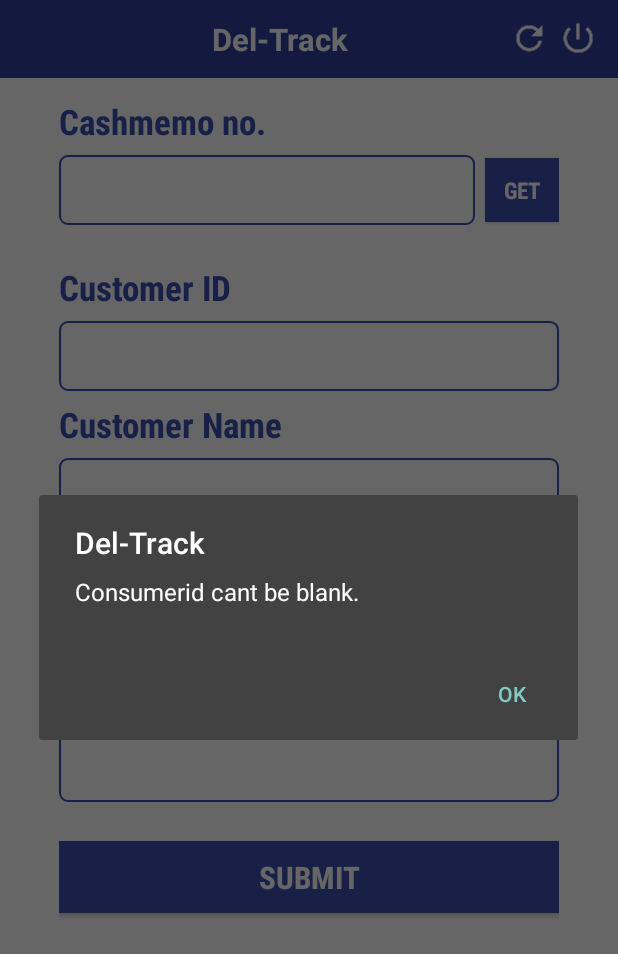
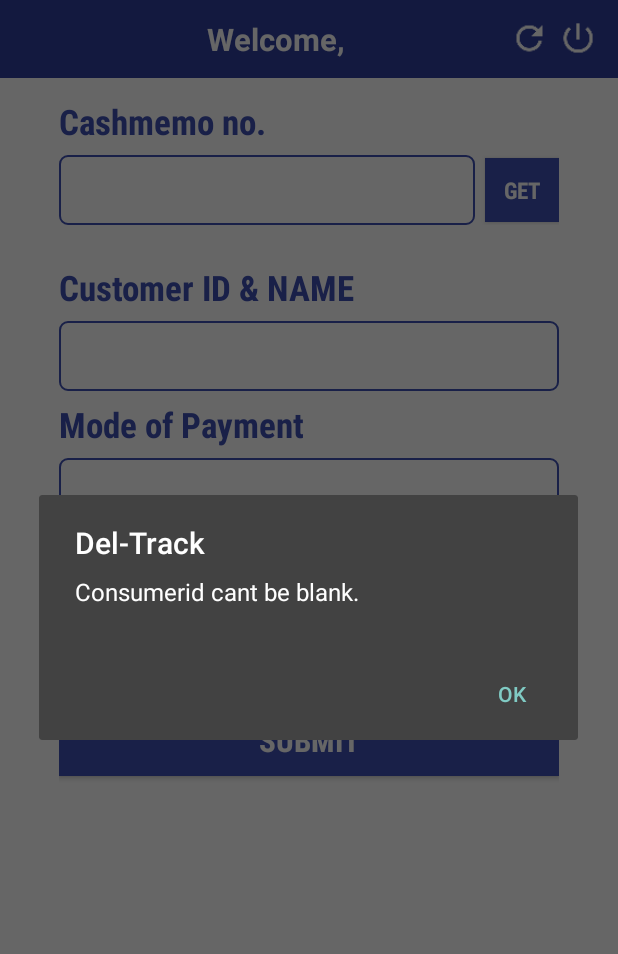
Before and after one commit to Ankit77/uniqeSofttech, an Android app: the fragment HomeFragment placed in its activity, after a tap on "SUBMIT", on a phone screen of 412 x 824 dp. Shown: the top 954 px of the screen. Run offline under Robolectric (Android 15) with nearby library versions, the phone set to English and light mode, and no system bars; our stand-ins replace sdp/ssp sizes.

Commit message:
Solve issue of given mail

```diff
--- a/app/src/main/java/com/app/uniqesofttech/fragment/HomeFragment.java
+++ b/app/src/main/java/com/app/uniqesofttech/fragment/HomeFragment.java
@@ -63,7 +63,7 @@ public class HomeFragment extends Fragment implements View.OnClickListener {
     private void init() {
         mainActivity.getImgRefresh().setVisibility(View.VISIBLE);
         mainActivity.getImgLogout().setVisibility(View.VISIBLE);
-        mainActivity.getTvTitle().setText("Del-Track");
+        mainActivity.getTvTitle().setText("Welcome, "+DelTrackApp.getInstance().getSharedPreferences().getString(Const.PREF_USERNAME,""));
         etAmont = (EditText) view.findViewById(R.id.fragment_home_et_amount);
         etCusId = (EditText) view.findViewById(R.id.fragment_home_et_cusid);
         etCusName = (EditText) view.findViewById(R.id.fragment_home_et_cusname);
@@ -115,9 +115,11 @@ public class HomeFragment extends Fragment implements View.OnClickListener {
         if (view == btnSubmit) {
             if (TextUtils.isEmpty(etCusId.getText().toString())) {
                 Utils.displayDialog(getActivity(), "Consumerid cant be blank.");
-            } else if (TextUtils.isEmpty(etCusName.getText().toString())) {
-                Utils.displayDialog(getActivity(), "Consumer name cant be blank.");
-            } else if (TextUtils.isEmpty(etPaymentMode.getText().toString())) {
+            }
+//            else if (TextUtils.isEmpty(etCusName.getText().toString())) {
+//                Utils.displayDialog(getActivity(), "Consumer name cant be blank.");
+//            }
+            else if (TextUtils.isEmpty(etPaymentMode.getText().toString())) {
                 Utils.displayDialog(getActivity(), "Please select mode of payment");
             } else if (TextUtils.isEmpty(etAmont.getText().toString()) || paymentmode == -1) {
                 Utils.displayDialog(getActivity(), "Please enter amount");
@@ -148,8 +150,8 @@ public class HomeFragment extends Fragment implements View.OnClickListener {
             } else {
                 CustomerModel customerModel = DelTrackApp.getInstance().getDatabaseHelper().getCustomer(etCashMemo.getText().toString());
                 if (customerModel != null) {
-                    etCusId.setText(customerModel.getCusid());
-                    etCusName.setText(customerModel.getName());
+                    etCusId.setText(customerModel.getCusid()+","+customerModel.getName());
+//                    etCusName.setText(customerModel.getName());
                 } else {
                     Utils.displayDialog(getActivity(), "No data found for this cashmemo");
                 }
--- a/app/src/main/res/layout/fragment_home.xml
+++ b/app/src/main/res/layout/fragment_home.xml
@@ -33,8 +33,8 @@
                 style="@style/normal_edittext"
                 android:layout_width="match_parent"
                 android:layout_height="wrap_content"
-                android:inputType="number"
-                android:layout_weight="1" />
+                android:layout_weight="1"
+                android:inputType="number" />
 
             <Button
                 android:id="@+id/fragment_home_btn_get"
@@ -54,7 +54,7 @@
             android:layout_width="wrap_content"
             android:layout_height="wrap_content"
             android:layout_marginTop="@dimen/_20sdp"
-            android:text="Customer ID" />
+            android:text="Customer ID &amp; NAME" />
 
         <EditText
             android:id="@+id/fragment_home_et_cusid"
@@ -70,7 +70,8 @@
             android:layout_width="wrap_content"
             android:layout_height="wrap_content"
             android:layout_marginTop="@dimen/_5sdp"
-            android:text="Customer Name" />
+            android:text="Customer Name"
+            android:visibility="gone" />
 
         <EditText
             android:id="@+id/fragment_home_et_cusname"
@@ -79,7 +80,8 @@
             android:layout_height="wrap_content"
             android:layout_marginTop="@dimen/_5sdp"
             android:focusable="false"
-            android:focusableInTouchMode="false" />
+            android:focusableInTouchMode="false"
+            android:visibility="gone" />
 
         <TextView
             style="@style/normal_label"
```
